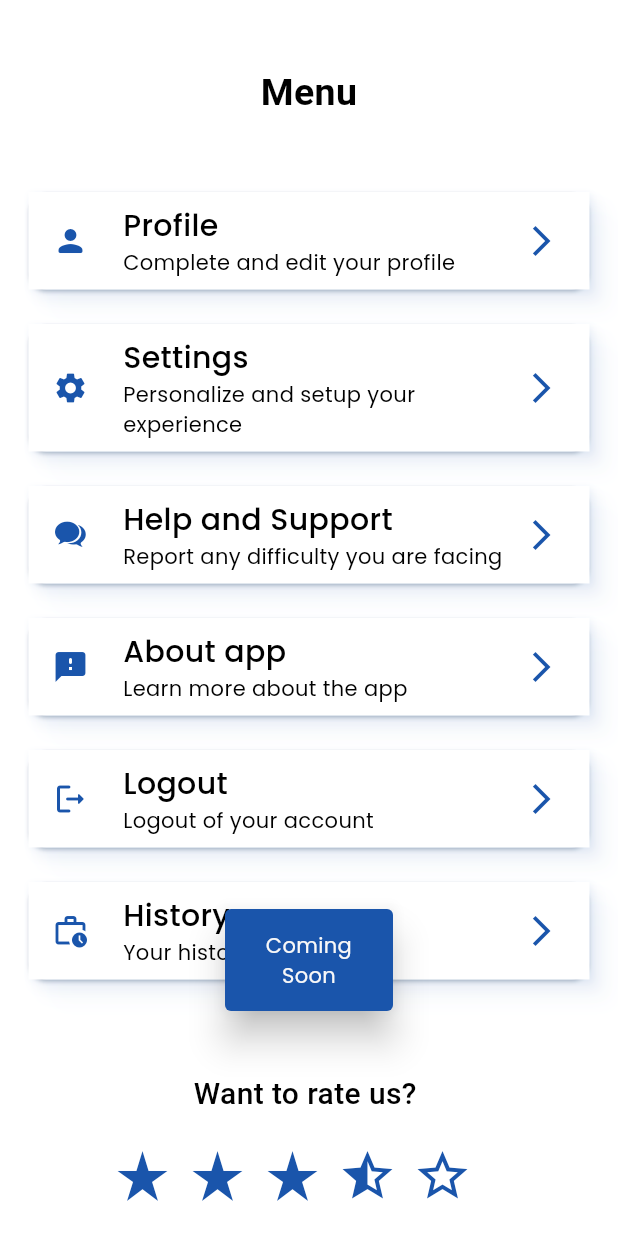
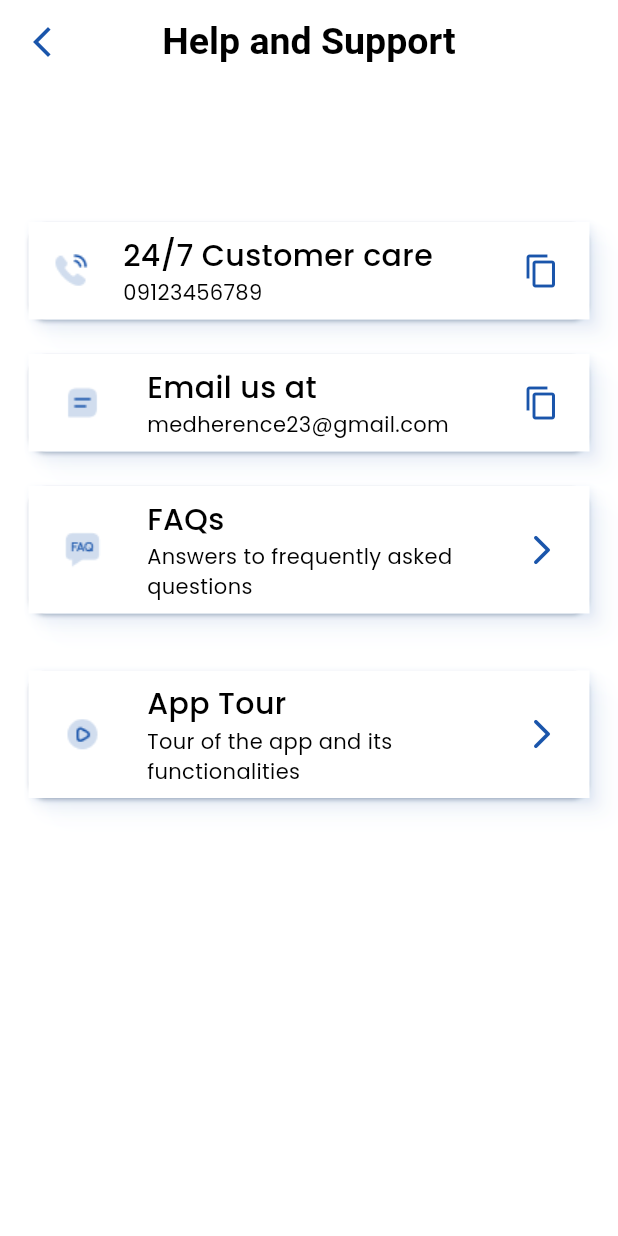
Before and after one commit to medherence-health/mobile_view, a Flutter app: the MenuScreen widget shown alone on an empty page, opened directly, after a tap on "Help and Support", on a phone screen of 412 x 824 dp. Run offline on Flutter 3.47's test engine with Material 3 defaults, Android fonts, the phone set to English and light mode, and no system bars; our stand-ins replace shared_preferences, smooth_page_indicator, stacked; accounts and stored records are empty; Roboto replaces fonts that are missing (Poppins-bold.ttf).

Commit message:
added support widget

```diff
--- a/medherence/lib/core/constants_utils/image_utils.dart
+++ b/medherence/lib/core/constants_utils/image_utils.dart
@@ -11,6 +11,7 @@ class ImageUtils {
   static const String faqIcon = 'assets/images/faq_icon.png';
   static const String emailMessageIcon = 'assets/images/email_message_icon.png';
   static const String medherenceAppIcon = 'assets/images/medherence_icon.png';
+  static const String appTour = 'assets/images/app_tour.png';
 
   // Avatars
   static const String avatar1 = 'assets/images/avatars/avatar_1.png';
--- a/medherence/lib/features/dashboard_feature/view/menu.dart
+++ b/medherence/lib/features/dashboard_feature/view/menu.dart
@@ -1,6 +1,7 @@
 import 'package:flutter/cupertino.dart';
 import 'package:flutter/material.dart';
 import 'package:medherence/core/shared_widget/snackBar.dart';
+import 'package:medherence/features/help_and_support/view/help_and_support.dart';
 import 'package:medherence/features/history_features/view/history_screen.dart';
 
 import '../../../core/constants_utils/color_utils.dart';
@@ -170,7 +171,12 @@ class _MenuScreenState extends State<MenuScreen> {
               title: 'Help and Support',
               subtitle: 'Report any difficulty you are facing',
               onPressed: () {
-                ScaffoldMessenger.of(context).showSnackBar(snackbar);
+                Navigator.pushReplacement(
+                  context,
+                  MaterialPageRoute(
+                      builder: (context) => const HelpAndSupport()),
+                );
+                // ScaffoldMessenger.of(context).showSnackBar(snackbar);
               },
             ),
             const SizedBox(
--- /dev/null
+++ b/medherence/lib/features/help_and_support/view/help_and_support.dart
@@ -0,0 +1,130 @@
+import 'package:flutter/material.dart';
+
+import '../../../core/constants_utils/color_utils.dart';
+import '../../../core/constants_utils/image_utils.dart';
+import '../widget/support_widget.dart';
+
+class HelpAndSupport extends StatelessWidget {
+  const HelpAndSupport({super.key});
+
+  @override
+  Widget build(BuildContext context) {
+    return Scaffold(
+      appBar: AppBar(
+        title: const Text(
+          'Help and Support',
+          style: TextStyle(
+            fontSize: 25,
+            fontWeight: FontWeight.w600,
+            fontFamily: "Poppins-bold.ttf",
+          ),
+          textAlign: TextAlign.center,
+        ),
+        centerTitle: true,
+        leading: IconButton(
+          onPressed: () {
+            Navigator.pop(context);
+          },
+          icon: const Icon(Icons.arrow_back_ios_new),
+        ),
+      ),
+      body: Container(
+        height: MediaQuery.of(context).size.height,
+        width: MediaQuery.of(context).size.width,
+        decoration: const BoxDecoration(
+          color: AppColors.white,
+        ),
+        child: Padding(
+          padding: const EdgeInsets.only(
+            left: 15.0,
+            right: 15,
+            top: 44,
+          ),
+          child: Column(
+            children: [
+              const SizedBox(
+                height: 44,
+              ),
+              HelpAndSupportWidget(
+                  title: '24/7 Customer care',
+                  subtitle: '09123456789',
+                  icon: Icons.copy,
+                  onPressed: () {
+                    // Navigate to settings screen
+                    // ScaffoldMessenger.of(context).showSnackBar(snackbar);
+                  },
+                  child: Image.asset(
+                    ImageUtils.callIcon,
+                    height: 24,
+                    width: 24,
+                  )),
+              const SizedBox(
+                height: 15,
+              ),
+              HelpAndSupportWidget(
+                icon: Icons.copy,
+                title: 'Email us at',
+                subtitle: 'medherence23@gmail.com',
+                onPressed: () {
+                  // Navigate to settings screen
+                  // ScaffoldMessenger.of(context).showSnackBar(snackbar);
+                },
+                child: Padding(
+                    padding: EdgeInsets.all(8),
+                    child: Image.asset(
+                      ImageUtils.emailMessageIcon,
+                      height: 24,
+                      width: 24,
+                    )),
+              ),
+              const SizedBox(
+                height: 15,
+              ),
+              HelpAndSupportWidget(
+                icon: Icons.arrow_forward_ios_rounded,
+                title: 'FAQs',
+                subtitle: 'Answers to frequently asked questions',
+                onPressed: () {
+                  // Navigate to settings screen
+                  // ScaffoldMessenger.of(context).showSnackBar(snackbar);
+                },
+                child: Padding(
+                    padding: EdgeInsets.all(8),
+                    child: Image.asset(
+                      ImageUtils.faqIcon,
+                      height: 24,
+                      width: 24,
+                    )),
+              ),
+              const SizedBox(
+                height: 15,
+              ),
+              const SizedBox(
+                height: 15,
+              ),
+              HelpAndSupportWidget(
+                icon: Icons.arrow_forward_ios_rounded,
+                title: 'App Tour',
+                subtitle: 'Tour of the app and its functionalities',
+                onPressed: () {
+                  // Navigate to settings screen
+                  // ScaffoldMessenger.of(context).showSnackBar(snackbar);
+                },
+                child: Padding(
+                    padding: EdgeInsets.all(8),
+                    child: Image.asset(
+                      ImageUtils.appTour,
+                      height: 24,
+                      width: 24,
+                    ),),
+              ),
+              const SizedBox(
+                height: 15,
+              ),
+            ],
+          ),
+        ),
+      ),
+    );
+  }
+}
--- /dev/null
+++ b/medherence/lib/features/help_and_support/widget/support_widget.dart
@@ -0,0 +1,112 @@
+import 'package:flutter/material.dart';
+
+import '../../../core/constants_utils/color_utils.dart';
+
+class HelpAndSupportWidget extends StatelessWidget {
+
+  final String title;
+  final String subtitle;
+  final VoidCallback onPressed;
+  final Widget child;
+  final IconData? icon;
+
+  const HelpAndSupportWidget({
+    super.key,
+    required this.icon,
+    required this.child,
+    required this.title,
+    required this.subtitle,
+    required this.onPressed,
+  });
+
+  @override
+  Widget build(BuildContext context) {
+    return Card(
+      surfaceTintColor: AppColors.shadowColor,
+      shadowColor: AppColors.progressBarFill,
+      child: InkWell(
+        onTap: onPressed,
+        child: Container(
+          decoration: const BoxDecoration(
+            color: AppColors.white,
+            boxShadow: [
+              BoxShadow(
+                blurRadius: 3,
+                spreadRadius: 0,
+                offset: Offset(1, 1),
+                color: AppColors.shadowColor,
+              ),
+              BoxShadow(
+                blurRadius: 6,
+                spreadRadius: 0,
+                offset: Offset(4, 5),
+                color: Color.fromRGBO(26, 85, 171, 0.06),
+              ),
+              BoxShadow(
+                blurRadius: 9,
+                spreadRadius: 0,
+                offset: Offset(10, 10),
+                color: Color.fromRGBO(26, 85, 171, 0.04),
+              ),
+              BoxShadow(
+                blurRadius: 10,
+                spreadRadius: 0,
+                offset: Offset(17, 18),
+                color: Color.fromRGBO(26, 85, 171, 0.01),
+              ),
+              BoxShadow(
+                blurRadius: 11,
+                spreadRadius: 0,
+                offset: Offset(27, 29),
+                color: Color.fromRGBO(26, 85, 171, 0),
+              ),
+            ],
+          ),
+          child: Padding(
+            padding: const EdgeInsets.all(8.0),
+            child: Row(
+              mainAxisAlignment: MainAxisAlignment.spaceBetween,
+              children: [
+                Padding(
+                  padding: const EdgeInsets.symmetric(horizontal: 8.0),
+                  child: child,
+                ),
+                const SizedBox(
+                  width: 15,
+                ),
+                Expanded(
+                  child: Column(
+                    crossAxisAlignment: CrossAxisAlignment.start,
+                    children: [
+                      Text(
+                        title,
+                        style: const TextStyle(
+                          fontSize: 20,
+                          fontWeight: FontWeight.w500,
+                        ),
+                      ),
+                      Text(
+                        subtitle,
+                        style: const TextStyle(
+                          fontSize: 14,
+                          fontWeight: FontWeight.w400,
+                        ),
+                      ),
+                    ],
+                  ),
+                ),
+                IconButton(
+                  onPressed: onPressed,
+                  icon: Icon(
+                    icon,
+                    color: AppColors.pillIconColor,
+                  ),
+                ),
+              ],
+            ),
+          ),
+        ),
+      ),
+    );
+  }
+}
--- a/medherence/lib/features/history_features/view/history_screen.dart
+++ b/medherence/lib/features/history_features/view/history_screen.dart
@@ -54,7 +54,10 @@ class _HistoryScreenState extends State<HistoryScreen>
           icon: const Icon(Icons.arrow_back_ios_new),
         ),
         actions: [
-          IconButton(onPressed: () {}, icon: const Icon(Icons.calculate_sharp))
+          Padding(
+            padding: const EdgeInsets.all(8.0),
+            child: IconButton(onPressed: () {}, icon: const Icon(Icons.filter_list_alt)),
+          )
         ],
       ),
       body: CustomScrollView(
```
Also changed, not shown: medherence/assets/images/app_tour.png (added).
